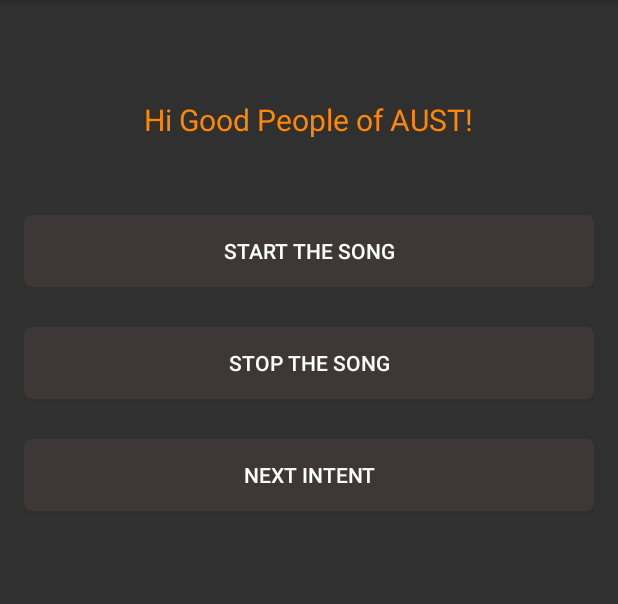
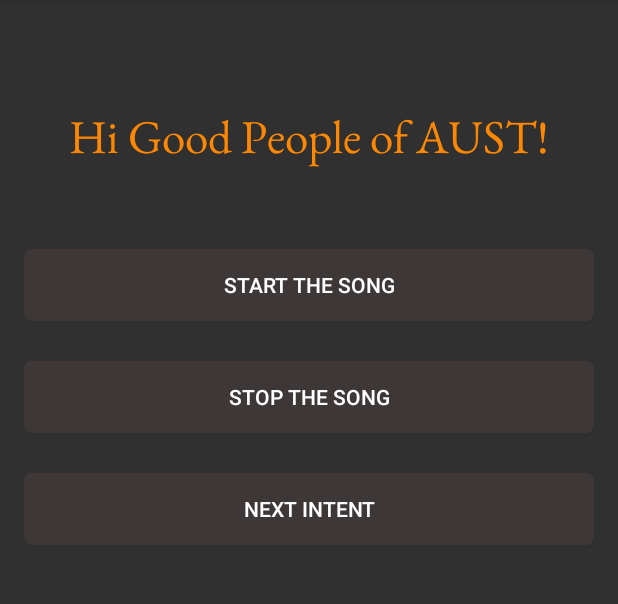
Before and after one commit to hridhoy87/IEEE_AUST, an Android app: the screen it shows after launch (StartingPoint), on a phone screen of 412 x 824 dp, the part 84-688 px from its top. Run offline under Robolectric (Android 15) with nearby library versions, the light colour scheme and no system bars.

Commit message:
Changed Font

```diff
--- a/app/src/main/java/com/hridoy/user/ieee_aust/StartingPoint.java
+++ b/app/src/main/java/com/hridoy/user/ieee_aust/StartingPoint.java
@@ -3,6 +3,7 @@ package com.hridoy.user.ieee_aust;
 import android.app.Activity;
 import android.app.ActivityOptions;
 import android.content.Intent;
+import android.graphics.Typeface;
 import android.media.MediaPlayer;
 import android.support.v7.app.AppCompatActivity;
 import android.os.Bundle;
@@ -10,11 +11,15 @@ import android.transition.Explode;
 import android.view.View;
 import android.view.Window;
 import android.widget.Button;
+import android.widget.TextView;
 
 public class StartingPoint extends Activity {
 
     MediaPlayer creed;
     Button start,stop,newActivity;
+    TextView textView;
+    Typeface typeface;
+
     @Override
     protected void onCreate(Bundle savedInstanceState) {
         super.onCreate(savedInstanceState);
@@ -22,6 +27,8 @@ public class StartingPoint extends Activity {
         setContentView(R.layout.activity_starting_point);
         initialize();
         //playSong();
+        textView.setTypeface(typeface);
+        //textView.setTextSize(10);
     }
 
     private void initialize() {
@@ -46,6 +53,8 @@ public class StartingPoint extends Activity {
                 onSomeButtonClicked();
             }
         });
+        textView=(TextView)findViewById(R.id.tvTitleSP);
+        typeface=Typeface.createFromAsset(getAssets(),"fonts/garamond.ttf");
     }
 
     private void onSomeButtonClicked() {
--- a/app/src/main/res/layout/activity_starting_point.xml
+++ b/app/src/main/res/layout/activity_starting_point.xml
@@ -15,13 +15,13 @@
         android:layout_height="wrap_content"
         android:elevation="5dp"
         android:shadowColor="#fff"
-        android:textSize="30px"
+        android:textSize="14pt"
         android:text="@string/HiAUST"
         android:id="@+id/tvTitleSP"
         android:layout_centerHorizontal="true"
         android:layout_marginTop="50dp"
         android:layout_marginBottom="50dp"
-        android:textColor="@android:color/holo_orange_dark"/>
+        android:textColor="@android:color/holo_orange_dark" />
     <Button
         android:layout_width="match_parent"
         android:layout_height="wrap_content"
--- a/build.gradle
+++ b/build.gradle
@@ -5,7 +5,7 @@ buildscript {
         jcenter()
     }
     dependencies {
-        classpath 'com.android.tools.build:gradle:2.2.2'
+        classpath 'com.android.tools.build:gradle:2.3.1'
 
         // NOTE: Do not place your application dependencies here; they belong
         // in the individual module build.gradle files
```
Also changed, not shown: app/src/main/assets/fonts/garamond.ttf (added), gradle/wrapper/gradle-wrapper.properties.
